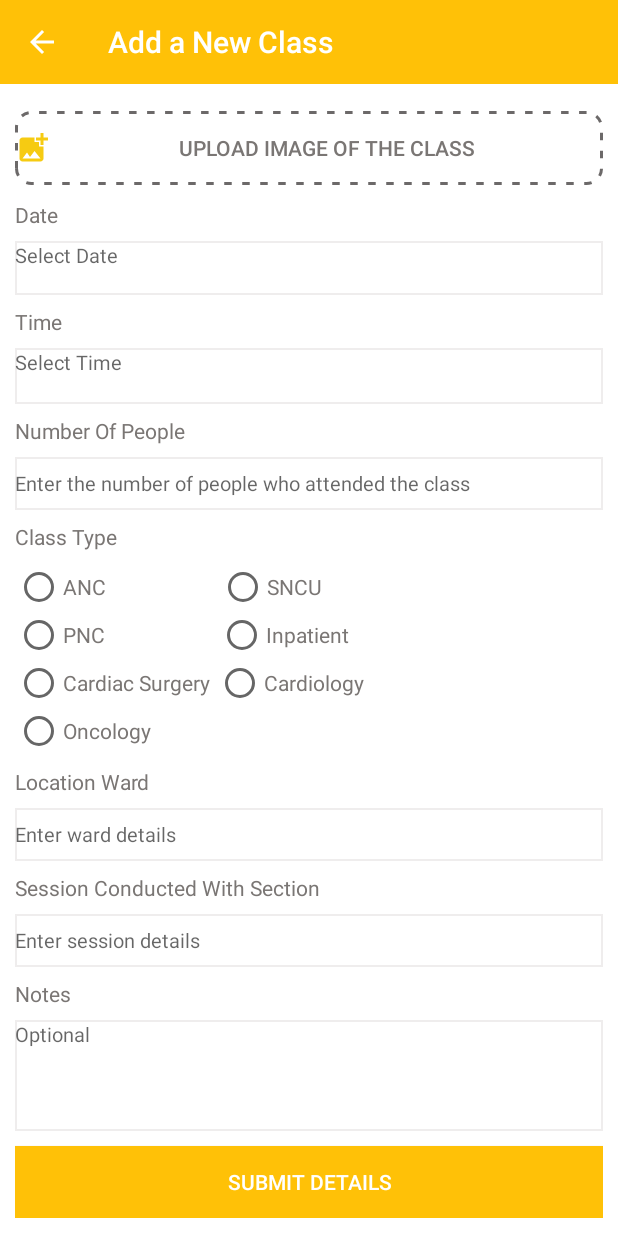
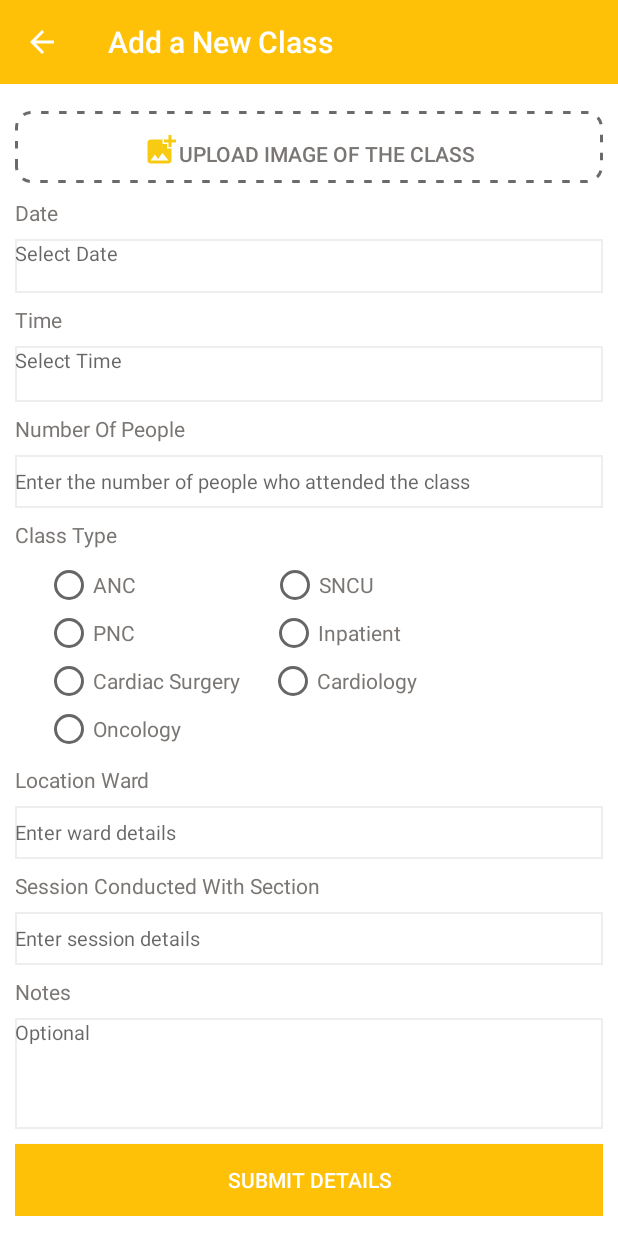
Before and after one commit to spiritsk9/InternTask1, an Android app: the Add_a_New_Class screen opened directly, with no data from a screen before it, on a phone screen of 412 x 824 dp. Run offline under Robolectric (Android 15) with nearby library versions, the phone set to English and light mode, and no system bars; our stand-ins replace Room's generated code.

Commit message:
intern task att2

```diff
--- a/app/src/main/java/com/example/saurabh/nooratask1/Adapter.java
+++ b/app/src/main/java/com/example/saurabh/nooratask1/Adapter.java
@@ -13,6 +13,7 @@ import java.util.List;
 public class Adapter extends RecyclerView.Adapter<Adapter.TasksViewHolder> {
     private Context mCtx;
     private List<ClassData> classDataList;
+
 
     public Adapter(Context mCtx, List<ClassData> taskList) {
         this.mCtx = mCtx;
@@ -31,6 +32,7 @@ public class Adapter extends RecyclerView.Adapter<Adapter.TasksViewHolder> {
         ClassData t = classDataList.get(position);
         holder.date.setText(t.getDate());
         holder.time.setText(t.getTime());
+      //  holder.classs.setText(g.get);
 
      //   holder.count.setText(Integer.parseInt(count.getText().toString())+1);
 
@@ -46,7 +48,7 @@ public class Adapter extends RecyclerView.Adapter<Adapter.TasksViewHolder> {
 
     class TasksViewHolder extends RecyclerView.ViewHolder implements View.OnClickListener {
 
-        TextView date, time,count;
+        TextView date, time,count,classs;
 
         public TasksViewHolder(View itemView) {
             super(itemView);
@@ -54,6 +56,7 @@ public class Adapter extends RecyclerView.Adapter<Adapter.TasksViewHolder> {
             date = itemView.findViewById(R.id.date);
             time = itemView.findViewById(R.id.time);
             count=itemView.findViewById(R.id.getcount);
+            classs=itemView.findViewById(R.id.classes);
 
             itemView.setOnClickListener(this);
         }
--- a/app/src/main/java/com/example/saurabh/nooratask1/Add_a_New_Class.java
+++ b/app/src/main/java/com/example/saurabh/nooratask1/Add_a_New_Class.java
@@ -2,23 +2,35 @@ package com.example.saurabh.nooratask1;
 
 import android.app.DatePickerDialog;
 import android.app.TimePickerDialog;
+import android.content.ContentValues;
+import android.content.Context;
 import android.content.Intent;
+import android.database.sqlite.SQLiteDatabase;
+import android.net.Uri;
 import android.os.AsyncTask;
+import android.provider.MediaStore;
 import android.support.v7.app.AlertDialog;
 import android.support.v7.app.AppCompatActivity;
 import android.os.Bundle;
-import android.support.v7.widget.LinearLayoutManager;
 import android.support.v7.widget.RecyclerView;
+import android.text.Spannable;
+import android.text.SpannableString;
+import android.text.style.ImageSpan;
+import android.view.LayoutInflater;
 import android.view.View;
 import android.widget.Button;
 import android.support.v7.widget.Toolbar;
 import android.widget.DatePicker;
 import android.widget.EditText;
+import android.widget.ImageSwitcher;
+import android.widget.ImageView;
+import android.widget.RadioButton;
+import android.widget.RadioGroup;
 import android.widget.TextView;
 import android.widget.TimePicker;
 import android.widget.Toast;
+import android.widget.RadioButton;
 
-import java.util.ArrayList;
 import java.util.Calendar;
 import java.util.List;
 
@@ -30,6 +42,18 @@ public class Add_a_New_Class extends AppCompatActivity implements View.OnClickLi
     TextView date,time;
     EditText nop,location,sessions,notes;
     private RecyclerView recyclerView;
+
+    RadioButton ANC;
+    RadioButton SNCU;
+    RadioButton PNC;
+    RadioButton INPATIENT;
+    RadioButton CS;
+    RadioButton CARDIOLOGY;
+    RadioButton ONCOLOGY;
+    RadioGroup rdGroup;
+    SQLiteDatabase db;
+    String classs="";
+    Button submit;
 
    private int mYear, mMonth, mDay, mHour, mMinute;
     @Override
@@ -45,6 +69,34 @@ public class Add_a_New_Class extends AppCompatActivity implements View.OnClickLi
         notes=findViewById(R.id.notes);
         date=findViewById(R.id.date);
         time=findViewById(R.id.time);
+        submit=findViewById(R.id.submit);
+
+
+        rdGroup=(RadioGroup) findViewById(R.id.radioGroup);
+        ANC=(RadioButton) findViewById(R.id.anc);
+        SNCU=(RadioButton) findViewById(R.id.sncu);
+        PNC=(RadioButton) findViewById(R.id.pnc);
+     INPATIENT=(RadioButton) findViewById(R.id.inpatient);
+        CS=(RadioButton) findViewById(R.id.cs);
+        CARDIOLOGY=(RadioButton) findViewById(R.id.cardiology);
+        ONCOLOGY=(RadioButton) findViewById(R.id.oncology);
+
+        //database
+        db=openOrCreateDatabase("MyData3", Context.MODE_PRIVATE,null);
+        db.execSQL("create table if not exists MyTable3(ID integer primary key autoincrement not null,NAME varchar,PHONE varchar,GENDER varchar)");
+
+
+        submit.setOnClickListener(new View.OnClickListener() {
+            @Override            public void onClick(View view) {
+                ContentValues cv=new ContentValues();
+                cv.put("CLASS",classs.toString().trim());
+                Long i=db.insert("MyTable3",null,cv);
+                if(i>0){
+                    Toast.makeText(Add_a_New_Class.this,"Data inserted",Toast.LENGTH_LONG).show();
+                    rdGroup.clearCheck();
+                }
+            }
+        });
 
         toolbar.setNavigationOnClickListener(new View.OnClickListener() {
             @Override
@@ -60,13 +112,73 @@ public class Add_a_New_Class extends AppCompatActivity implements View.OnClickLi
         time.setOnClickListener(this);
 
         upload.setOnClickListener(new View.OnClickListener() {
+
             @Override
-            public void onClick(View view) {
-                showAlertDialog(R.layout.dialoguebox);
+            public void onClick(View v) {
+
+                AlertDialog.Builder builder = new AlertDialog.Builder(Add_a_New_Class.this);
+
+                LayoutInflater inflater = getLayoutInflater();
+                View dialogView = inflater.inflate(R.layout.dummydialog,null);
+
+                builder.setView(dialogView);
+
+                ImageView one = (ImageView) dialogView.findViewById(R.id.gallerypick);
+                ImageView two = (ImageView) dialogView.findViewById(R.id.camerapick);
+
+                final AlertDialog dialog = builder.create();
+
+                two.setOnClickListener(new View.OnClickListener() {
+
+                    @Override
+                    public void onClick(View v) {
+                        Intent takePicture = new Intent(MediaStore.ACTION_IMAGE_CAPTURE);
+                        startActivityForResult(takePicture, 0);//zero can be replaced with any action code (called requestCode)
+
+                    }
+                });
+
+                one.setOnClickListener(new View.OnClickListener() {
+
+                    @Override
+                    public void onClick(View v) {
+                        Intent pickPhoto = new Intent(Intent.ACTION_PICK,
+                                android.provider.MediaStore.Images.Media.EXTERNAL_CONTENT_URI);
+                        startActivityForResult(pickPhoto , 1);//one can be replaced with any action code
+
+                    }
+                });
+
+
+                // Display the custom alert dialog on interface
+                dialog.show();
+
+
+            }
+            protected void onActivityResult(int requestCode, int resultCode, Intent imageReturnedIntent) {
+                Add_a_New_Class.super.onActivityResult(requestCode, resultCode, imageReturnedIntent);
+                switch(requestCode) {
+                    case 0:
+                        ImageSwitcher imageview;
+                        if(resultCode == RESULT_OK){
+                            Uri selectedImage = imageReturnedIntent.getData();
+                        }
+
+                        break;
+                    case 1:
+                        if(resultCode == RESULT_OK){
+                            Uri selectedImage = imageReturnedIntent.getData();
+                        }
+                        break;
+                }
             }
         });
 
-
+        Button button = (Button) findViewById(R.id.upload);
+        Spannable buttonLabel = new SpannableString(" UPLOAD IMAGE OF THE CLASS");
+        buttonLabel.setSpan(new ImageSpan(getApplicationContext(), R.drawable.ic_baseline_add_photo_alternate_24,
+                ImageSpan.ALIGN_BOTTOM), 0, 1, Spannable.SPAN_EXCLUSIVE_EXCLUSIVE);
+        button.setText(buttonLabel);
 
         getSupportActionBar().setDisplayHomeAsUpEnabled(true);
         getSupportActionBar().setDisplayShowHomeEnabled(true);
@@ -74,10 +186,51 @@ public class Add_a_New_Class extends AppCompatActivity implements View.OnClickLi
         findViewById(R.id.submit).setOnClickListener(new View.OnClickListener() {
             @Override
             public void onClick(View view) {
+
+
                 saveTask();
             }
         });
         getTasks();
+
+        submit.setOnClickListener(new View.OnClickListener() {
+            @Override            public void onClick(View view) {
+                ContentValues cv=new ContentValues();
+                cv.put("CLASS",PNC.toString().trim());
+                Long i=db.insert("MyTable3",null,cv);
+                if(i>0){
+                    Toast.makeText(Add_a_New_Class.this,"Data inserted",Toast.LENGTH_LONG).show();
+                    rdGroup.clearCheck();
+
+                }
+            }
+        });
+
+        rdGroup.setOnCheckedChangeListener(new RadioGroup.OnCheckedChangeListener() {
+            @Override            public void onCheckedChanged(RadioGroup radioGroup, int i) {
+                if(i==R.id.anc){
+                    classs="ANC";
+                }
+                else if(i==R.id.sncu){
+                    classs="SNCU";
+                }
+                else if(i==R.id.sncu){
+                    classs="PNC";
+                }
+                else if(i==R.id.pnc){
+                    classs="Inpatient";
+                }
+                else if(i==R.id.inpatient){
+                    classs="CS";
+                }
+                else if(i==R.id.cardiology){
+                    classs="Cardiology";
+                }
+                else if(i==R.id.oncology){
+                    classs="Cardiology";
+                }
+            }
+        });
     }
 
     private void getTasks() {
@@ -210,7 +363,6 @@ public class Add_a_New_Class extends AppCompatActivity implements View.OnClickLi
             return;
         }
 
-
         class SaveTask extends AsyncTask<Void, Void, Void> {
 
             @Override
@@ -243,6 +395,7 @@ public class Add_a_New_Class extends AppCompatActivity implements View.OnClickLi
 
         SaveTask st = new SaveTask();
         st.execute();
+
     }
 
 }
--- /dev/null
+++ b/app/src/main/res/drawable/arrowyellow.xml
@@ -0,0 +1,5 @@
+<vector android:height="24dp" android:tint="#FFAB00"
+    android:viewportHeight="24" android:viewportWidth="24"
+    android:width="24dp" xmlns:android="http://schemas.android.com/apk/res/android">
+    <path android:fillColor="@android:color/white" android:pathData="M5.88,4.12L13.76,12l-7.88,7.88L8,22l10,-10L8,2z"/>
+</vector>
--- /dev/null
+++ b/app/src/main/res/drawable/camerayello.xml
@@ -0,0 +1,6 @@
+<vector android:height="24dp" android:tint="#F6CB12"
+    android:viewportHeight="24" android:viewportWidth="24"
+    android:width="24dp" xmlns:android="http://schemas.android.com/apk/res/android">
+    <path android:fillColor="@android:color/white" android:pathData="M12,12m-3.2,0a3.2,3.2 0,1 1,6.4 0a3.2,3.2 0,1 1,-6.4 0"/>
+    <path android:fillColor="@android:color/white" android:pathData="M9,2L7.17,4L4,4c-1.1,0 -2,0.9 -2,2v12c0,1.1 0.9,2 2,2h16c1.1,0 2,-0.9 2,-2L22,6c0,-1.1 -0.9,-2 -2,-2h-3.17L15,2L9,2zM12,17c-2.76,0 -5,-2.24 -5,-5s2.24,-5 5,-5 5,2.24 5,5 -2.24,5 -5,5z"/>
+</vector>
--- a/app/src/main/res/layout/activity_add_a__new__class.xml
+++ b/app/src/main/res/layout/activity_add_a__new__class.xml
@@ -30,15 +30,13 @@
 
             <Button
                 android:id="@+id/upload"
-                android:layout_width="fill_parent"
-                android:layout_height="49dp"
+                android:layout_width="match_parent"
+                android:layout_height="wrap_content"
                 android:layout_marginTop="8dp"
                 android:background="@drawable/dashed_border"
-                android:drawableStart="@drawable/ic_baseline_add_photo_alternate_24"
+                android:gravity="center"
                 android:text="Upload Image of the class"
-                android:textAlignment="center"
-                android:textColor="#7A7674"
-                tools:ignore="RtlCompat" />
+                android:textColor="#7A7674" />
 
             <TextView android:layout_width="fill_parent"
                 android:layout_height="wrap_content"
@@ -99,91 +97,109 @@
                 android:text="Class Type"/>
 
 
-            <RadioGroup
+            <LinearLayout
                 android:layout_width="match_parent"
                 android:layout_height="wrap_content"
-                android:orientation="horizontal"
-              >
-
-                <RadioButton
-                    android:id="@+id/anc"
+                android:orientation="vertical">
+                <RadioGroup
+                    android:layout_width="fill_parent"
+                    android:layout_height="wrap_content"
+                    android:id="@+id/radioGroup">
+                    <LinearLayout
                         android:layout_width="wrap_content"
-                    android:layout_height="wrap_content"
-                    android:text="ANC"
-                    android:textColor="#7A7674" />
-
-                <RadioButton
-                    android:id="@+id/sncu"
-                    android:layout_width="wrap_content"
-                    android:layout_height="wrap_content"
-                    android:layout_marginLeft="75dp"
-                    android:text="SNCU"
-                    android:textColor="#7A7674" />
-
-
-            </RadioGroup>
-
-            <RadioGroup
-                android:layout_width="match_parent"
                         android:layout_height="wrap_content"
                         android:orientation="horizontal">
 
                         <RadioButton
-                    android:id="@+id/pnc"
+                            android:layout_width="wrap_content"
+                            android:layout_height="wrap_content"
+                            android:text="ANC"
+                            android:id="@+id/anc"
+                            android:textColor="#7A7674"
+                            android:layout_marginLeft="20dp"
+
+                            />
+                        <RadioButton
                             android:layout_width="wrap_content"
                             android:layout_height="wrap_content"
                             android:textColor="#7A7674"
-                    android:text="PNC"
+                            android:id="@+id/sncu"
+                            android:text="SNCU"
+                            android:layout_marginLeft="90dp"
+
                             />
-
-                <RadioButton
-                    android:id="@+id/inp"
+                    </LinearLayout>
+                    <LinearLayout
                         android:layout_width="wrap_content"
-                    android:layout_height="wrap_content"
-                    android:layout_marginLeft="75dp"
-                    android:textColor="#7A7674"
-                    android:text="Inpatient"
-                    />
-            </RadioGroup>
-
-            <RadioGroup
-                android:layout_width="match_parent"
                         android:layout_height="wrap_content"
                         android:orientation="horizontal">
 
                         <RadioButton
-                    android:id="@+id/cs"
                             android:layout_width="wrap_content"
                             android:layout_height="wrap_content"
+                            android:text="PNC"
+                            android:id="@+id/pnc"
                             android:textColor="#7A7674"
-                    android:text="Cardiac Surgery"
+                            android:layout_marginLeft="20dp"
+
                             />
-
                         <RadioButton
-                    android:id="@+id/rb_female"
                             android:layout_width="wrap_content"
                             android:layout_height="wrap_content"
-                    android:layout_marginLeft="4dp"
+                            android:text="Inpatient"
+                            android:id="@+id/inpatient"
                             android:textColor="#7A7674"
-                    android:text="Cardiology"
+                            android:layout_marginLeft="90dp"
+
                             />
-            </RadioGroup>
-
-            <RadioGroup
-                android:layout_width="match_parent"
+                    </LinearLayout>
+                    <LinearLayout
+                        android:layout_width="wrap_content"
                         android:layout_height="wrap_content"
                         android:orientation="horizontal">
 
                         <RadioButton
-                    android:id="@+id/oncology"
                             android:layout_width="wrap_content"
                             android:layout_height="wrap_content"
+                            android:id="@+id/cs"
+                            android:text="Cardiac Surgery"
                             android:textColor="#7A7674"
-                    android:text="Oncology"
+                            android:layout_marginLeft="20dp"
+
                             />
 
+                        <RadioButton
+                            android:layout_width="wrap_content"
+                            android:layout_height="wrap_content"
+                            android:id="@+id/cardiology"
+                            android:layout_marginLeft="19dp"
 
+                            android:textColor="#7A7674"
+                            android:text="Cardiology" />
+                    </LinearLayout>
+
+                    <LinearLayout
+                        android:layout_width="wrap_content"
+                        android:layout_height="wrap_content"
+                        android:orientation="horizontal">
+
+                        <RadioButton
+                            android:layout_width="wrap_content"
+                            android:layout_height="wrap_content"
+                            android:text="Oncology"
+                            android:id="@+id/onology"
+                            android:textColor="#7A7674"
+                            android:layout_marginLeft="20dp"
+
+                            />
+                    </LinearLayout>
                 </RadioGroup>
+
+            </LinearLayout>
+
+
+
+
 
             <TextView
                 android:layout_width="fill_parent"
@@ -239,10 +255,7 @@
                 android:background="@drawable/edit_text_border"
                 android:singleLine="true" />
 
-            <!-- Register Button -->
 
-
-            <!-- Register Button -->
 
             <Button android:id="@+id/submit"
                 android:layout_width="fill_parent"
@@ -253,9 +266,8 @@
                 android:text="SUBMIT DETAILS"/>
 
 
-            <!-- Link to Login Screen -->
 
         </LinearLayout>
-        <!-- Registration Form Ends -->
+
     </RelativeLayout>
 </ScrollView>
```
Also changed, not shown: app/src/main/java/com/example/saurabh/nooratask1/Appoint.java (+25 -1 lines), app/src/main/res/layout/activity_edit__class.xml (deleted, +0 -9 lines), app/src/main/res/layout/activity_main.xml (deleted, +0 -153 lines), app/src/main/res/layout/adapter.xml (+19 -3 lines), app/src/main/res/layout/demo2.xml (+50 -154 lines), app/src/main/res/layout/dummydialog.xml (+5 -3 lines). Lines whose indentation alone changed are shown as unchanged.
